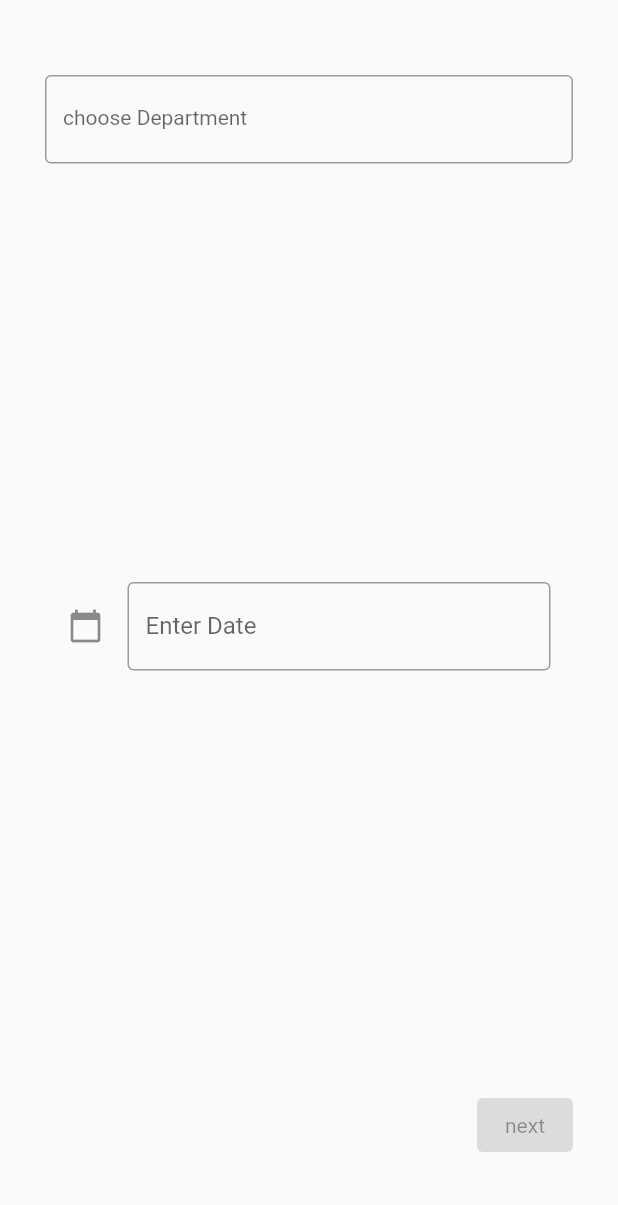
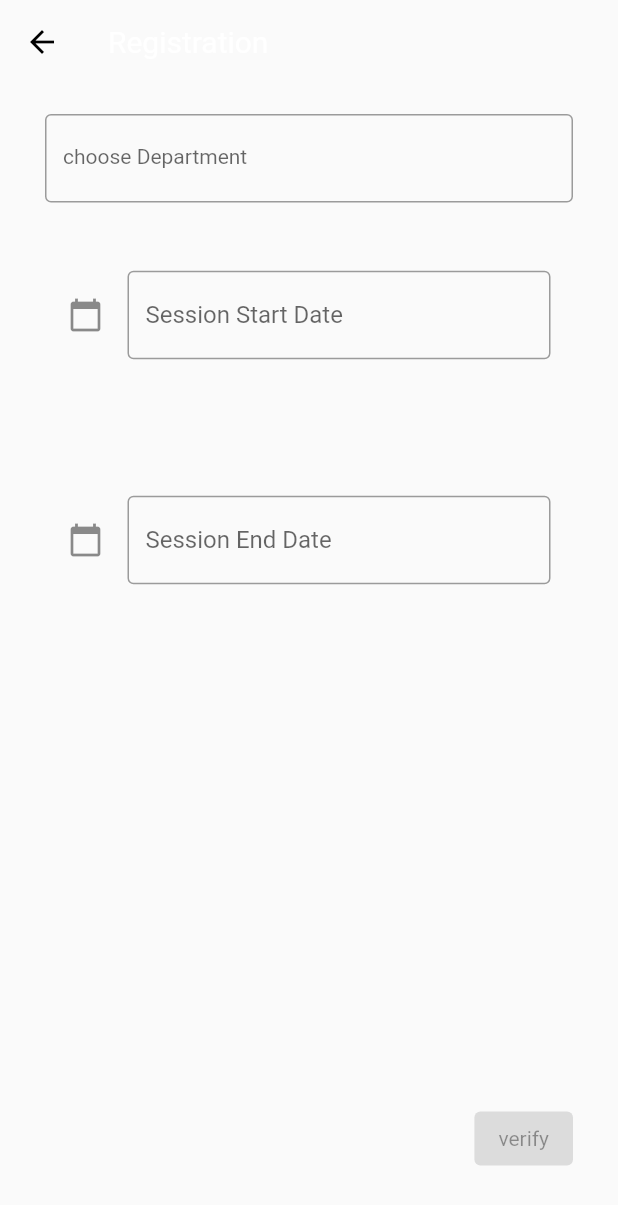
Before and after one commit to withewolf-dev/freelance-nahor, a Flutter app: the FreelanceStepOne screen opened by its route, on a phone screen of 412 x 824 dp. Shown: the top 1205 px of the screen. Run offline on Flutter 3.47's test engine with Material 2 defaults, Android fonts, the phone set to English and light mode, and no system bars; drawn by our look-alikes of flutter_typeahead; our stand-ins replace auto_route, bloc, carousel_slider, cloud_firestore, firebase_auth, firebase_core and 4 more; accounts and stored records are empty.

Commit message:
add to dev

```diff
--- a/lib/pages/auth/auth_flow/freelance/freelanceStep_five.dart
+++ b/lib/pages/auth/auth_flow/freelance/freelanceStep_five.dart
@@ -3,7 +3,6 @@ import 'package:flutter_bloc/flutter_bloc.dart';
 import 'package:kilo/bloc/phoneVerify/phoneverify_bloc.dart';
 import 'package:kilo/repository/phoneVerification.dart';
 import 'package:kilo/router/app_router.gr.dart';
-import 'package:kilo/widgets/auth/nextBtn.dart';
 import 'package:kilo/widgets/auth/otp/otp_fields.dart';
 import 'package:auto_route/auto_route.dart';
 
--- a/lib/pages/auth/auth_flow/freelance/freelanceStep_one.dart
+++ b/lib/pages/auth/auth_flow/freelance/freelanceStep_one.dart
@@ -4,6 +4,9 @@ import 'package:kilo/bloc/authflow/authflow_bloc.dart';
 import 'package:kilo/router/app_router.gr.dart';
 import 'package:kilo/widgets/auth/chooseDept.dart';
 import 'package:auto_route/auto_route.dart';
+import 'package:kilo/widgets/calender-session-end.dart';
+import 'package:kilo/widgets/calender-session-start.dart';
+import 'package:kilo/widgets/universal_appbar.dart';
 
 class FreelanceStepOne extends StatefulWidget {
   FreelanceStepOne({Key? key}) : super(key: key);
@@ -22,28 +25,26 @@ class _FreelanceStepOneState extends State<FreelanceStepOne> {
   ];
 
   final TextEditingController typeAheadController = TextEditingController();
+  final TextEditingController sessionStartController = TextEditingController();
+  final TextEditingController sessionEndController = TextEditingController();
 
   bool isbool = false;
-  String session = "";
-  bool isSessionEmpty = true;
+
   void nextBtn() {
     setState(() {
       isbool = true;
     });
   }
 
-  void getSession(year) {
-    setState(() {
-      session = year;
-      isSessionEmpty = false;
-    });
-    print("****************************");
-    print(session);
-  }
-
   @override
   Widget build(BuildContext context) {
+    print(sessionStartController.text);
+    print(sessionEndController.text);
+
+    print(typeAheadController.text);
+
     return Scaffold(
+      appBar: UniversalAppBar(),
       body: BlocListener<AuthflowBloc, AuthflowState>(
         listener: (context, state) {
           // TODO: implement listener
@@ -52,38 +53,62 @@ class _FreelanceStepOneState extends State<FreelanceStepOne> {
           }
         },
         child: SafeArea(
+          child: Container(
             child: SingleChildScrollView(
               child: Container(
-              width: double.infinity,
-              height: MediaQuery.of(context).size.height,
-              padding: EdgeInsets.symmetric(horizontal: 30, vertical: 50),
+                padding: EdgeInsets.symmetric(horizontal: 30, vertical: 20),
                 child: Column(
-                mainAxisAlignment: MainAxisAlignment.spaceBetween,
-                crossAxisAlignment: CrossAxisAlignment.center,
                   children: <Widget>[
                     ChooseDept(
                         list: list,
                         typeAheadController: typeAheadController,
                         isbool: isbool,
                         nextbtn: nextBtn),
-                  CalSessionStart(),
+                    CalSessionStart(
+                      dateinput: sessionStartController,
+                    ),
+                    CalSessionEnd(
+                      dateinput: sessionEndController,
+                    ),
+                    SizedBox(
+                      height: 300,
+                    ),
+
                     Container(
                       alignment: AlignmentDirectional.bottomEnd,
                       child: ElevatedButton(
-                      onPressed:
-                          session != "" && typeAheadController.text != " "
+                        onPressed: typeAheadController.text != ""
                             ? () {
-                                  BlocProvider.of<AuthflowBloc>(context).add(
-                                      StepOneEvent(
-                                          dept: typeAheadController.text,
-                                          session: session));
-                                  //context.pushRoute(page);
+                                context.pushRoute(FreelanceStepFive());
+                                // phone.sendOtpcode(
+                                //     phoneNum: phoneNumber.text, context: context);
                               }
                             : null,
-                      child: Text("next"),
+                        child: Text("verify"),
                       ),
                     ),
+                    // Container(
+                    //   color: Colors.black,
+                    //   child: TextButton(
+                    //     style: TextButton.styleFrom(
+                    //       padding: const EdgeInsets.all(12.0),
+                    //       primary: Colors.white,
+                    //       textStyle: const TextStyle(fontSize: 20),
+                    //     ),
+                    //     onPressed: typeAheadController.text != " " &&
+                    //             sessionEndController.text != " " &&
+                    //             sessionStartController.text != " "
+                    //         ? () {
+                    //             // BlocProvider.of<GoogleSignUpBloc>(context)
+                    //             //     .add(Signupfreelance());
+                    //             // context.pushRoute(widget);
+                    //           }
+                    //         : null,
+                    //     child: const Text('Sign up with google'),
+                    //   ),
+                    // ),
                   ],
+                ),
               ),
             ),
           ),
@@ -92,63 +117,3 @@ class _FreelanceStepOneState extends State<FreelanceStepOne> {
     );
   }
 }
-
-class CalSessionStart extends StatefulWidget {
-  const CalSessionStart({Key? key}) : super(key: key);
-
-  @override
-  _CalSessionStartState createState() => _CalSessionStartState();
-}
-
-class _CalSessionStartState extends State<CalSessionStart> {
-  TextEditingController dateinput = TextEditingController();
-
-  @override
-  void initState() {
-    dateinput.text = ""; //set the initial value of text field
-    super.initState();
-  }
-
-  @override
-  Widget build(BuildContext context) {
-    return Container(
-        padding: EdgeInsets.all(15),
-        height: 150,
-        child: Center(
-            child: TextField(
-          controller: dateinput, //editing controller of this TextField
-          decoration: InputDecoration(
-              border: OutlineInputBorder(),
-              icon: Icon(Icons.calendar_today), //icon of text field
-              labelText: "Enter Date" //label text of field
-              ),
-          readOnly: true, //set it true, so that user will not able to edit text
-          onTap: () async {
-            DateTime? pickedDate = await showDatePicker(
-                context: context,
-                initialDate: DateTime.now(),
-                firstDate: DateTime(
-                    2000), //DateTime.now() - not to allow to choose before today.
-                lastDate: DateTime(2101));
-
-            if (pickedDate != null) {
-              print(
-                  pickedDate); //pickedDate output format => 2021-03-10 00:00:00.000
-              String formattedDate =
-                  '${pickedDate.day.toString()}-${pickedDate.month.toString()}-${pickedDate.year.toString()}';
-
-              print(
-                  formattedDate); //formatted date output using intl package =>  2021-03-16
-              //you can implement different kind of Date Format here according to your requirement
-
-              setState(() {
-                dateinput.text =
-                    formattedDate; //set output date to TextField value.
-              });
-            } else {
-              print("Date is not selected");
-            }
-          },
-        )));
-  }
-}
--- /dev/null
+++ b/lib/widgets/calender-session-end.dart
@@ -0,0 +1,55 @@
+import 'package:flutter/material.dart';
+
+class CalSessionEnd extends StatefulWidget {
+  final TextEditingController dateinput;
+  const CalSessionEnd({Key? key, required this.dateinput}) : super(key: key);
+
+  @override
+  _CalSessionEndState createState() => _CalSessionEndState();
+}
+
+class _CalSessionEndState extends State<CalSessionEnd> {
+  @override
+  void initState() {
+    widget.dateinput.text = ""; //set the initial value of text field
+    super.initState();
+  }
+
+  @override
+  Widget build(BuildContext context) {
+    return Container(
+        padding: EdgeInsets.all(15),
+        height: 150,
+        child: Center(
+            child: TextField(
+          controller: widget.dateinput, //editing controller of this TextField
+          decoration: InputDecoration(
+              border: OutlineInputBorder(),
+              icon: Icon(Icons.calendar_today), //icon of text field
+              labelText: "Session End Date" //label text of field
+              ),
+          readOnly: true, //set it true, so that user will not able to edit text
+          onTap: () async {
+            DateTime? pickedDate = await showDatePicker(
+                context: context,
+                initialDate: DateTime.now(),
+                firstDate: DateTime(
+                    2000), //DateTime.now() - not to allow to choose before today.
+                lastDate: DateTime(2101));
+
+            if (pickedDate != null) {
+              String formattedDate =
+                  '${pickedDate.day.toString()}-${pickedDate.month.toString()}-${pickedDate.year.toString()}';
+
+              setState(() {
+                // print(formattedDate);
+                widget.dateinput.text =
+                    formattedDate; //set output date to TextField value.
+              });
+            } else {
+              print("Date is not selected");
+            }
+          },
+        )));
+  }
+}
--- /dev/null
+++ b/lib/widgets/calender-session-start.dart
@@ -0,0 +1,54 @@
+import 'package:flutter/material.dart';
+
+class CalSessionStart extends StatefulWidget {
+  final TextEditingController dateinput;
+  const CalSessionStart({Key? key, required this.dateinput}) : super(key: key);
+
+  @override
+  _CalSessionStartState createState() => _CalSessionStartState();
+}
+
+class _CalSessionStartState extends State<CalSessionStart> {
+  @override
+  void initState() {
+    widget.dateinput.text = ""; //set the initial value of text field
+    super.initState();
+  }
+
+  @override
+  Widget build(BuildContext context) {
+    return Container(
+        padding: EdgeInsets.all(15),
+        height: 150,
+        child: Center(
+            child: TextField(
+          controller: widget.dateinput, //editing controller of this TextField
+          decoration: InputDecoration(
+              border: OutlineInputBorder(),
+              icon: Icon(Icons.calendar_today), //icon of text field
+              labelText: "Session Start Date" //label text of field
+              ),
+          readOnly: true, //set it true, so that user will not able to edit text
+          onTap: () async {
+            DateTime? pickedDate = await showDatePicker(
+                context: context,
+                initialDate: DateTime.now(),
+                firstDate: DateTime(
+                    2000), //DateTime.now() - not to allow to choose before today.
+                lastDate: DateTime(2101));
+
+            if (pickedDate != null) {
+              String formattedDate =
+                  '${pickedDate.day.toString()}-${pickedDate.month.toString()}-${pickedDate.year.toString()}';
+
+              setState(() {
+                widget.dateinput.text =
+                    formattedDate; //set output date to TextField value.
+              });
+            } else {
+              print("Date is not selected");
+            }
+          },
+        )));
+  }
+}
--- a/lib/widgets/universal_appbar.dart
+++ b/lib/widgets/universal_appbar.dart
@@ -10,6 +10,7 @@ class UniversalAppBar extends StatelessWidget implements PreferredSizeWidget {
   @override
   Widget build(BuildContext context) {
     return AppBar(
+      title: Text("Registration"),
       backgroundColor: Theme.of(context).scaffoldBackgroundColor,
       elevation: 0,
       leading: IconButton(
```
Lines whose indentation alone changed are shown as unchanged.
